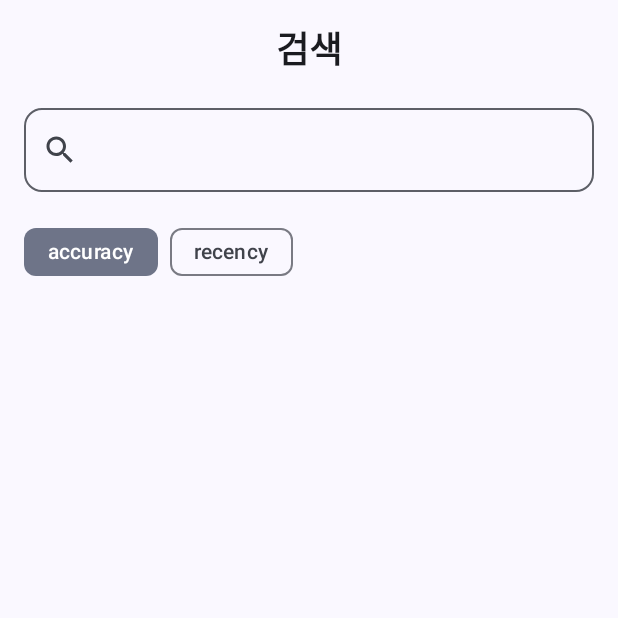
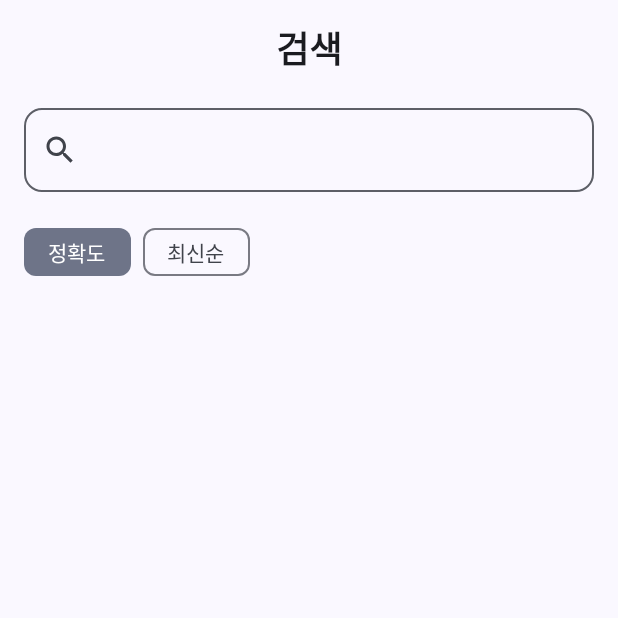
Before and after one commit to oyj7677/kakao_book, an Android app built with Jetpack Compose: the screen it shows after launch (MainActivity), on a phone screen of 412 x 824 dp, the top half of it. Run offline under Robolectric (Android 15) with nearby library versions, the phone set to English and light mode, and no system bars; our stand-ins replace Dagger/Hilt's generated code, Room's generated code, paging; libraries missing offline, so code that uses them is left out: com.jakewharton.retrofit2; 5 statements that could not run were skipped.

Commit message:
[Feat] 정렬 기준 변경 기능 구현
- 최신순, 정확도순 구현
- 정렬 기준 displayName 추가

```diff
--- a/app/src/main/java/com/oyj/kakaobook/ui/component/SortCriteriaSelectorPaging.kt
+++ b/app/src/main/java/com/oyj/kakaobook/ui/component/SortCriteriaSelectorPaging.kt
@@ -27,7 +27,7 @@ fun SortCriteriaSelectorPaging(
         SortCriteria.getAllCriteria().forEach { criteria ->
             FilterChip(
                 onClick = { onCriteriaSelected(criteria) },
-                label = { Text(criteria.value) },
+                label = { Text(criteria.displayName) },
                 selected = selectedCriteria == criteria
             )
         }
--- a/app/src/main/java/com/oyj/kakaobook/ui/search/SearchPagingViewModel.kt
+++ b/app/src/main/java/com/oyj/kakaobook/ui/search/SearchPagingViewModel.kt
@@ -70,7 +70,6 @@ class SearchPagingViewModel @Inject constructor(
                 .filter { (query, _) -> query.isNotBlank() }
                 .distinctUntilChanged()
                 .flatMapLatest { (query, sortCriteria) ->
-                    Log.d(TAG, "새로운 검색 요청: query=$query, sort=$sortCriteria")
                     getBookListPagingUseCase(query, sortCriteria)
                 }.collect {
                     _bookList.value = it
@@ -79,7 +78,6 @@ class SearchPagingViewModel @Inject constructor(
     }
 
     fun setQuery(keyword: String) {
-        Log.d(TAG, "setQuery: $keyword")
         _query.value = keyword
     }
 
--- a/domain/src/main/java/com/oyj/domain/entity/SortCriteria.kt
+++ b/domain/src/main/java/com/oyj/domain/entity/SortCriteria.kt
@@ -1,13 +1,13 @@
 package com.oyj.domain.entity
 
-sealed class SortCriteria(val value: String) {
-    object Accuracy : SortCriteria("accuracy")
-    object Recency : SortCriteria("recency")
+sealed class SortCriteria(val value: String, val displayName: String) {
+    object Accuracy : SortCriteria("accuracy", "정확도")
+    object Latest : SortCriteria("latest", "최신순")
 
     companion object {
         fun getAllCriteria(): List<SortCriteria> = listOf(
             Accuracy,
-            Recency
+            Latest
         )
     }
 }
```
